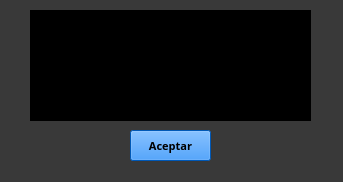
Above: Dialog_Error.ui from ianv97/SO before the change. Below: the same form after it.
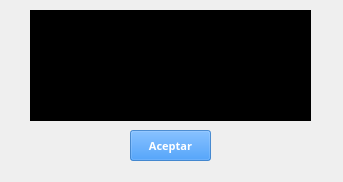
That is the form after the change. Icons and pictures are not drawn.

Diff of the .ui file:
```diff
--- a/Dialog_Error.ui
+++ b/Dialog_Error.ui
@@ -14,7 +14,10 @@
    <string>Error</string>
   </property>
   <property name="styleSheet">
-   <string notr="true">background-color: rgb(57, 57, 57);</string>
+   <string notr="true">background-image:url(Recursos/Fondo.jpg)</string>
+  </property>
+  <property name="modal">
+   <bool>true</bool>
   </property>
   <widget class="QPushButton" name="pushButton_Aceptar">
    <property name="geometry">
@@ -31,15 +34,15 @@
       <colorrole role="WindowText">
        <brush brushstyle="SolidPattern">
         <color alpha="255">
-         <red>0</red>
-         <green>0</green>
-         <blue>0</blue>
+         <red>255</red>
+         <green>255</green>
+         <blue>255</blue>
         </color>
        </brush>
       </colorrole>
       <colorrole role="Button">
        <brush brushstyle="SolidPattern">
-        <color alpha="255">
+        <color alpha="150">
          <red>0</red>
          <green>123</green>
          <blue>255</blue>
@@ -49,24 +52,24 @@
       <colorrole role="Text">
        <brush brushstyle="SolidPattern">
         <color alpha="255">
-         <red>0</red>
-         <green>0</green>
-         <blue>0</blue>
+         <red>255</red>
+         <green>255</green>
+         <blue>255</blue>
         </color>
        </brush>
       </colorrole>
       <colorrole role="ButtonText">
        <brush brushstyle="SolidPattern">
         <color alpha="255">
-         <red>0</red>
-         <green>0</green>
-         <blue>0</blue>
+         <red>255</red>
+         <green>255</green>
+         <blue>255</blue>
         </color>
        </brush>
       </colorrole>
       <colorrole role="Base">
        <brush brushstyle="SolidPattern">
-        <color alpha="255">
+        <color alpha="150">
          <red>0</red>
          <green>123</green>
          <blue>255</blue>
@@ -75,7 +78,7 @@
       </colorrole>
       <colorrole role="Window">
        <brush brushstyle="SolidPattern">
-        <color alpha="255">
+        <color alpha="150">
          <red>0</red>
          <green>123</green>
          <blue>255</blue>
@@ -87,15 +90,15 @@
       <colorrole role="WindowText">
        <brush brushstyle="SolidPattern">
         <color alpha="255">
-         <red>0</red>
-         <green>0</green>
-         <blue>0</blue>
+         <red>255</red>
+         <green>255</green>
+         <blue>255</blue>
         </color>
        </brush>
       </colorrole>
       <colorrole role="Button">
        <brush brushstyle="SolidPattern">
-        <color alpha="255">
+        <color alpha="150">
          <red>0</red>
          <green>123</green>
          <blue>255</blue>
@@ -105,24 +108,24 @@
       <colorrole role="Text">
        <brush brushstyle="SolidPattern">
         <color alpha="255">
-         <red>0</red>
-         <green>0</green>
-         <blue>0</blue>
+         <red>255</red>
+         <green>255</green>
+         <blue>255</blue>
         </color>
        </brush>
       </colorrole>
       <colorrole role="ButtonText">
        <brush brushstyle="SolidPattern">
         <color alpha="255">
-         <red>0</red>
-         <green>0</green>
-         <blue>0</blue>
+         <red>255</red>
+         <green>255</green>
+         <blue>255</blue>
         </color>
        </brush>
       </colorrole>
       <colorrole role="Base">
        <brush brushstyle="SolidPattern">
-        <color alpha="255">
+        <color alpha="150">
          <red>0</red>
          <green>123</green>
          <blue>255</blue>
@@ -131,7 +134,7 @@
       </colorrole>
       <colorrole role="Window">
        <brush brushstyle="SolidPattern">
-        <color alpha="255">
+        <color alpha="150">
          <red>0</red>
          <green>123</green>
          <blue>255</blue>
@@ -143,15 +146,15 @@
       <colorrole role="WindowText">
        <brush brushstyle="SolidPattern">
         <color alpha="255">
-         <red>0</red>
-         <green>0</green>
-         <blue>0</blue>
+         <red>255</red>
+         <green>255</green>
+         <blue>255</blue>
         </color>
        </brush>
       </colorrole>
       <colorrole role="Button">
        <brush brushstyle="SolidPattern">
-        <color alpha="255">
+        <color alpha="150">
          <red>0</red>
          <green>123</green>
          <blue>255</blue>
@@ -161,24 +164,24 @@
       <colorrole role="Text">
        <brush brushstyle="SolidPattern">
         <color alpha="255">
-         <red>0</red>
-         <green>0</green>
-         <blue>0</blue>
+         <red>255</red>
+         <green>255</green>
+         <blue>255</blue>
         </color>
        </brush>
       </colorrole>
       <colorrole role="ButtonText">
        <brush brushstyle="SolidPattern">
         <color alpha="255">
-         <red>0</red>
-         <green>0</green>
-         <blue>0</blue>
+         <red>255</red>
+         <green>255</green>
+         <blue>255</blue>
         </color>
        </brush>
       </colorrole>
       <colorrole role="Base">
        <brush brushstyle="SolidPattern">
-        <color alpha="255">
+        <color alpha="150">
          <red>0</red>
          <green>123</green>
          <blue>255</blue>
@@ -187,7 +190,7 @@
       </colorrole>
       <colorrole role="Window">
        <brush brushstyle="SolidPattern">
-        <color alpha="255">
+        <color alpha="150">
          <red>0</red>
          <green>123</green>
          <blue>255</blue>
@@ -213,8 +216,9 @@
     <string/>
    </property>
    <property name="styleSheet">
-    <string notr="true">background-color: rgb(0, 123, 255);
-color: rgb(0, 0, 0);</string>
+    <string notr="true">background-image:url();
+background-color: rgb(0, 123, 255, 150);
+color: rgb(255, 255, 255);</string>
    </property>
    <property name="text">
     <string>Aceptar</string>
```
Left out of the diff: 7 changed lines with no effect on the pictures.
